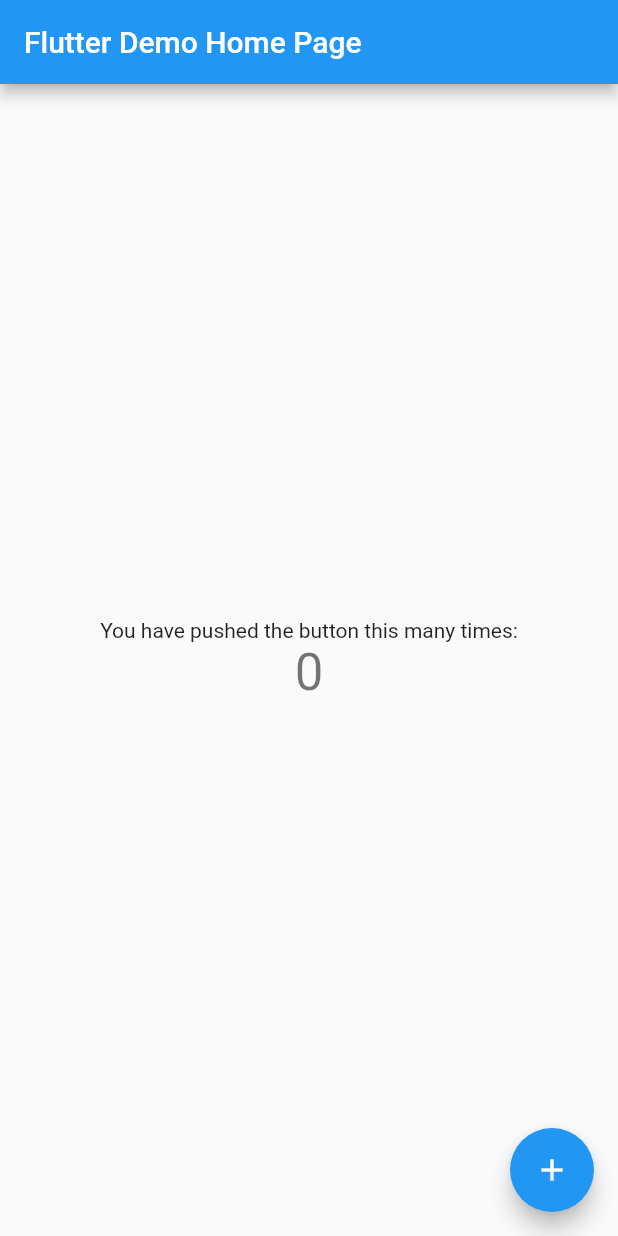
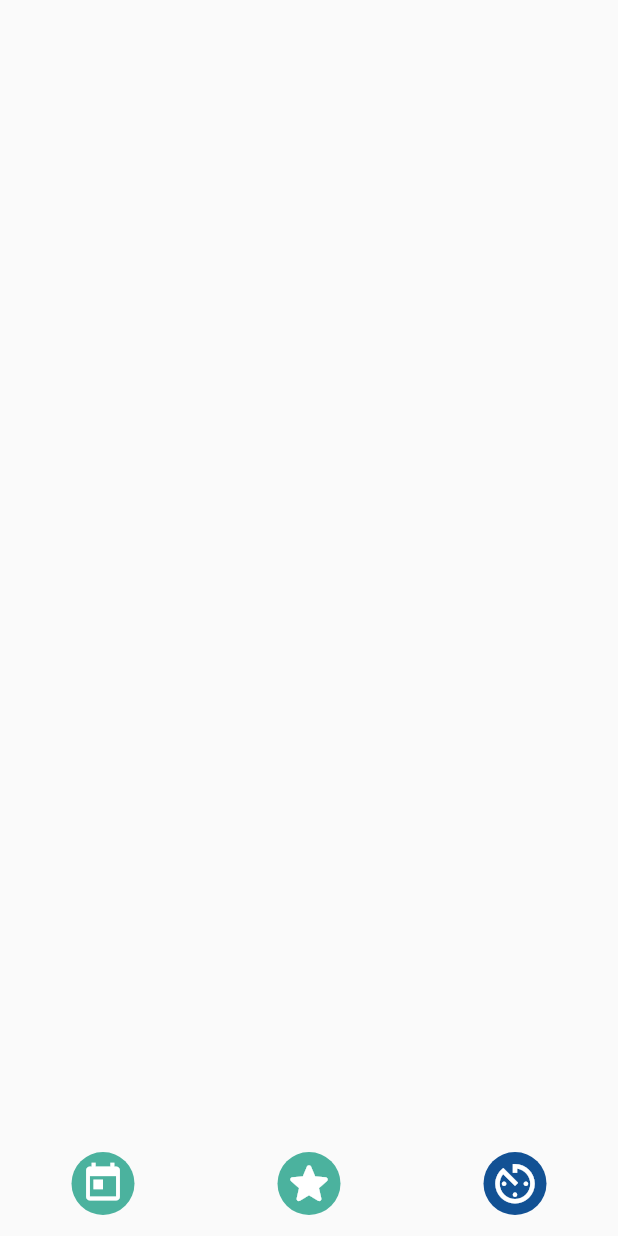
Before and after one commit to Jack-GitHub12/Bunkie-Hack-K-State-21, a Flutter app: the screen it shows after launch, on a phone screen of 412 x 824 dp. Run offline on Flutter 3.47's test engine with Material 2 defaults, Android fonts, the phone set to English and light mode, and no system bars.

Commit message:
home screen

```diff
--- a/lib/main.dart
+++ b/lib/main.dart
@@ -1,3 +1,4 @@
+import 'package:bunkie/screens/home.dart';
 import 'package:flutter/material.dart';
 
 void main() {
@@ -9,105 +10,10 @@
   @override
   Widget build(BuildContext context) {
     return MaterialApp(
-      title: 'Flutter Demo',
-      theme: ThemeData(
-        // This is the theme of your application.
-        //
-        // Try running your application with "flutter run". You'll see the
-        // application has a blue toolbar. Then, without quitting the app, try
-        // changing the primarySwatch below to Colors.green and then invoke
-        // "hot reload" (press "r" in the console where you ran "flutter run",
-        // or simply save your changes to "hot reload" in a Flutter IDE).
-        // Notice that the counter didn't reset back to zero; the application
-        // is not restarted.
-        primarySwatch: Colors.blue,
-      ),
-      home: MyHomePage(title: 'Flutter Demo Home Page'),
+      title: 'Bunkie',
+
+     debugShowCheckedModeBanner: false,
+      home: HomePage(),
     );
   }
 }
-
-class MyHomePage extends StatefulWidget {
-  MyHomePage({Key? key, required this.title}) : super(key: key);
-
-  // This widget is the home page of your application. It is stateful, meaning
-  // that it has a State object (defined below) that contains fields that affect
-  // how it looks.
-
-  // This class is the configuration for the state. It holds the values (in this
-  // case the title) provided by the parent (in this case the App widget) and
-  // used by the build method of the State. Fields in a Widget subclass are
-  // always marked "final".
-
-  final String title;
-
-  @override
-  _MyHomePageState createState() => _MyHomePageState();
-}
-
-class _MyHomePageState extends State<MyHomePage> {
-  int _counter = 0;
-
-  void _incrementCounter() {
-    setState(() {
-      // This call to setState tells the Flutter framework that something has
-      // changed in this State, which causes it to rerun the build method below
-      // so that the display can reflect the updated values. If we changed
-      // _counter without calling setState(), then the build method would not be
-      // called again, and so nothing would appear to happen.
-      _counter++;
-    });
-  }
-
-  @override
-  Widget build(BuildContext context) {
-    // This method is rerun every time setState is called, for instance as done
-    // by the _incrementCounter method above.
-    //
-    // The Flutter framework has been optimized to make rerunning build methods
-    // fast, so that you can just rebuild anything that needs updating rather
-    // than having to individually change instances of widgets.
-    return Scaffold(
-      appBar: AppBar(
-        // Here we take the value from the MyHomePage object that was created by
-        // the App.build method, and use it to set our appbar title.
-        title: Text(widget.title),
-      ),
-      body: Center(
-        // Center is a layout widget. It takes a single child and positions it
-        // in the middle of the parent.
-        child: Column(
-          // Column is also a layout widget. It takes a list of children and
-          // arranges them vertically. By default, it sizes itself to fit its
-          // children horizontally, and tries to be as tall as its parent.
-          //
-          // Invoke "debug painting" (press "p" in the console, choose the
-          // "Toggle Debug Paint" action from the Flutter Inspector in Android
-          // Studio, or the "Toggle Debug Paint" command in Visual Studio Code)
-          // to see the wireframe for each widget.
-          //
-          // Column has various properties to control how it sizes itself and
-          // how it positions its children. Here we use mainAxisAlignment to
-          // center the children vertically; the main axis here is the vertical
-          // axis because Columns are vertical (the cross axis would be
-          // horizontal).
-          mainAxisAlignment: MainAxisAlignment.center,
-          children: <Widget>[
-            Text(
-              'You have pushed the button this many times:',
-            ),
-            Text(
-              '$_counter',
-              style: Theme.of(context).textTheme.headline4,
-            ),
-          ],
-        ),
-      ),
-      floatingActionButton: FloatingActionButton(
-        onPressed: _incrementCounter,
-        tooltip: 'Increment',
-        child: Icon(Icons.add),
-      ), // This trailing comma makes auto-formatting nicer for build methods.
-    );
-  }
-}
--- /dev/null
+++ b/lib/screens/home.dart
@@ -0,0 +1,130 @@
+import 'package:flutter/material.dart';
+
+class HomePage extends StatefulWidget {
+  const HomePage({ Key? key }) : super(key: key);
+
+  @override
+  _HomePageState createState() => _HomePageState();
+}
+
+class _HomePageState extends State<HomePage> {
+  int selectedIndex = 2;
+  late PageController _pageController;
+  @override void initState() {
+    // TODO: implement initState
+    super.initState();
+        _pageController = PageController(initialPage: 0, keepPage: true);
+  }
+  @override
+  Widget build(BuildContext context) {
+    return Scaffold(
+      bottomNavigationBar: BottomNavigationBar(
+          elevation: 0,
+          selectedFontSize: 12 ,
+          backgroundColor: Colors.transparent,
+          showSelectedLabels: false,
+          showUnselectedLabels: false,
+          type: BottomNavigationBarType.fixed,
+          unselectedItemColor: Color(0xff4bb29e),
+          selectedItemColor: Color(0xff125194),
+          items: [
+            BottomNavigationBarItem(
+              label: '',
+              icon: // Figma Flutter Generator ElcalendarsignWidget - FRAME
+                  Container(
+                height: 42 ,
+                width: 42 ,
+                decoration: BoxDecoration(
+                  borderRadius: BorderRadius.circular(21),
+                  color: Color(0xff4bb29e),
+                ),
+                child: Icon(
+                  Icons.today,
+                  size: 30,
+                  color: Colors.white,
+                ),
+              ),
+              activeIcon: Container(
+                height: 42,
+                width: 42,
+                decoration: BoxDecoration(
+                  borderRadius: BorderRadius.circular(21),
+                  color: Color(0xff125194),
+                ),
+                child: Icon(
+                  Icons.today,
+                  size: 30,
+                  color: Colors.white,
+                ),
+              ),
+            ),
+            BottomNavigationBarItem(
+                label: '',
+                icon: Container(
+                  width: 42,
+                  height: 42,
+                  decoration: BoxDecoration(
+                    borderRadius: BorderRadius.circular(21),
+                    color: Color(0xff4bb29e),
+                  ),
+                  child: Icon(
+                    Icons.star_rounded,
+                    size: 35,
+                    color: Colors.white,
+                  ),
+                ),
+                activeIcon: Container(
+                  width: 42,
+                  height: 42,
+                  decoration: BoxDecoration(
+                    borderRadius: BorderRadius.circular(21),
+                    color: Color(0xff125194),
+                  ),
+                  child: Icon(
+                    Icons.star_rounded,
+                    size: 35,
+                    color: Colors.white,
+                  ),
+                )),
+            BottomNavigationBarItem(
+                label: '',
+                icon: Container(
+                  width: 42,
+                  height: 42,
+                  decoration: BoxDecoration(
+                    borderRadius: BorderRadius.circular(21),
+                    color: Color(0xff4bb29e),
+                  ),
+                  child: Icon(
+                    Icons.av_timer,
+                    size: 35,
+                    color: Colors.white,
+                  ),
+                ),
+                activeIcon: Container(
+                  width: 42,
+                  height: 42,
+                  decoration: BoxDecoration(
+                    borderRadius: BorderRadius.circular(21),
+                    color: Color(0xff125194),
+                  ),
+                  child: Icon(
+                    Icons.av_timer,
+                    size: 35,
+                    color: Colors.white,
+                  ),
+                )),
+
+          ],
+          onTap: (index) {
+            setState(() {
+              selectedIndex = index;
+              _pageController.jumpToPage(index);
+              print('hello2');
+            });
+          },
+          currentIndex: selectedIndex,
+        ),
+    );
+  }
+}
```
